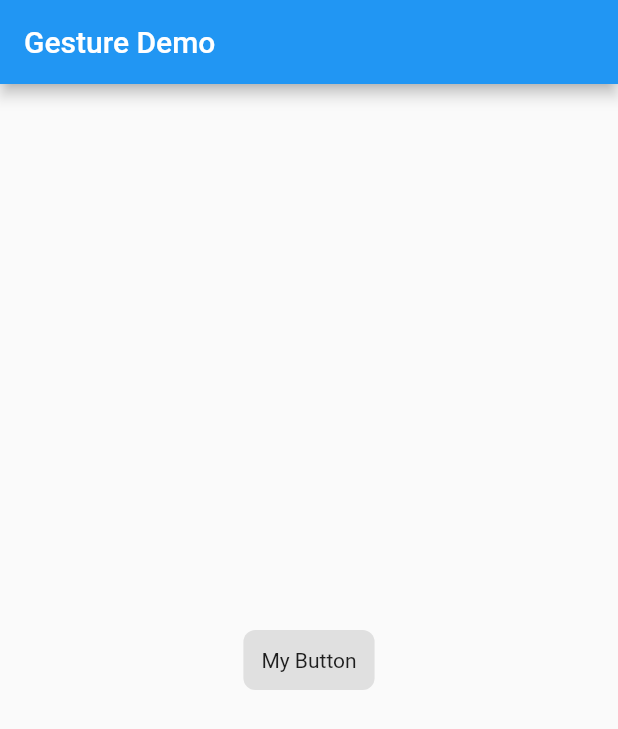
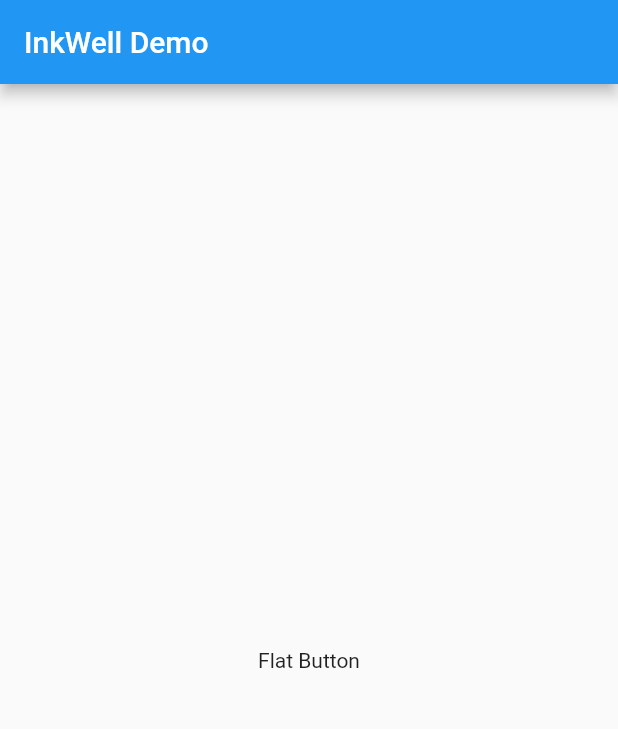
Before and after one commit to OneForCheng/flutter-basic-demo, a Flutter app: the screen it shows after launch, on a phone screen of 412 x 824 dp. Shown: the top 729 px of the screen. Run offline on Flutter 3.47's test engine with Material 2 defaults, Android fonts, the phone set to English and light mode, and no system bars.

Commit message:
forcheng - use `InkWell` for button

```diff
--- a/lib/main.dart
+++ b/lib/main.dart
@@ -5,7 +5,7 @@ void main() => runApp(new MyApp());
 class MyApp extends StatelessWidget {
   @override
   Widget build(BuildContext context) {
-    final title = 'Gesture Demo';
+    final title = 'InkWell Demo';
 
     return new MaterialApp(
       title: title,
@@ -33,19 +33,17 @@ class MyHomePage extends StatelessWidget {
 class MyButton extends StatelessWidget {
   @override
   Widget build(BuildContext context) {
-    return new GestureDetector(
+    // The InkWell Wraps our custom flat button Widget
+    return new InkWell(
+      // When the user taps the button, show a snackbar
       onTap: () {
-        final snackBar = new SnackBar(content: new Text("Tap"));
-
-        Scaffold.of(context).showSnackBar(snackBar);
+        Scaffold.of(context).showSnackBar(new SnackBar(
+          content: new Text('Tap'),
+        ));
       },
       child: new Container(
         padding: new EdgeInsets.all(12.0),
-        decoration: new BoxDecoration(
-          color: Theme.of(context).buttonColor,
-          borderRadius: new BorderRadius.circular(8.0),
-        ),
-        child: new Text('My Button'),
+        child: new Text('Flat Button'),
       ),
     );
   }
```
